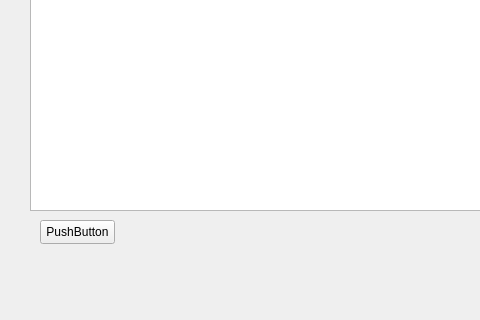
Before: the Qt Designer form QT/EditText/widget.ui in Loreleiyy/GikBrains, drawn with Qt 5; both pictures show x 0 to 480 and y 280 to 600 of the 800 by 600 pixel window.
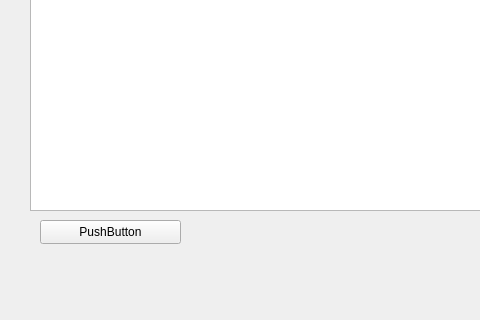
After: the same form once the commit is applied.

Patch:
```diff
--- a/QT/EditText/widget.ui
+++ b/QT/EditText/widget.ui
@@ -80,7 +80,7 @@
     <rect>
      <x>40</x>
      <y>500</y>
-     <width>75</width>
+     <width>141</width>
      <height>24</height>
     </rect>
    </property>
```
